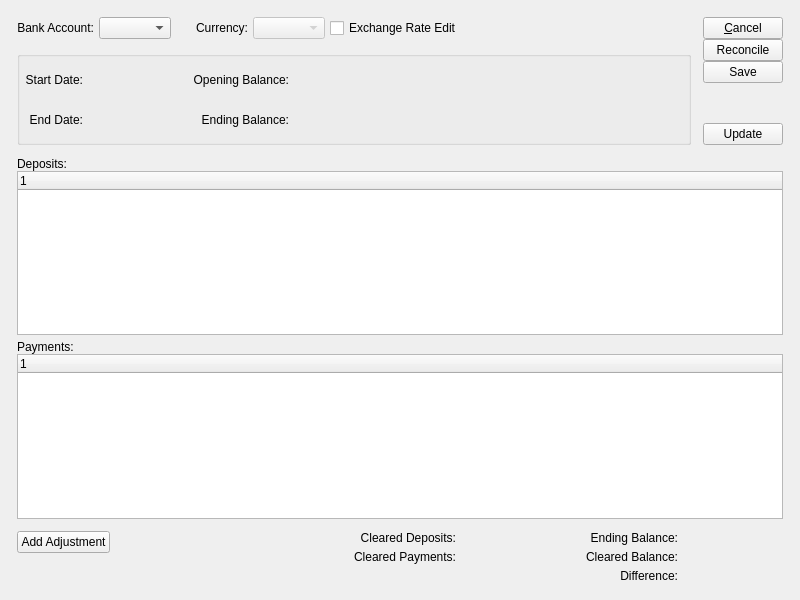
Above: guiclient/reconcileBankaccount.ui from Pegasus-RPG/xtuple-client before the change. Below: the same form after it.
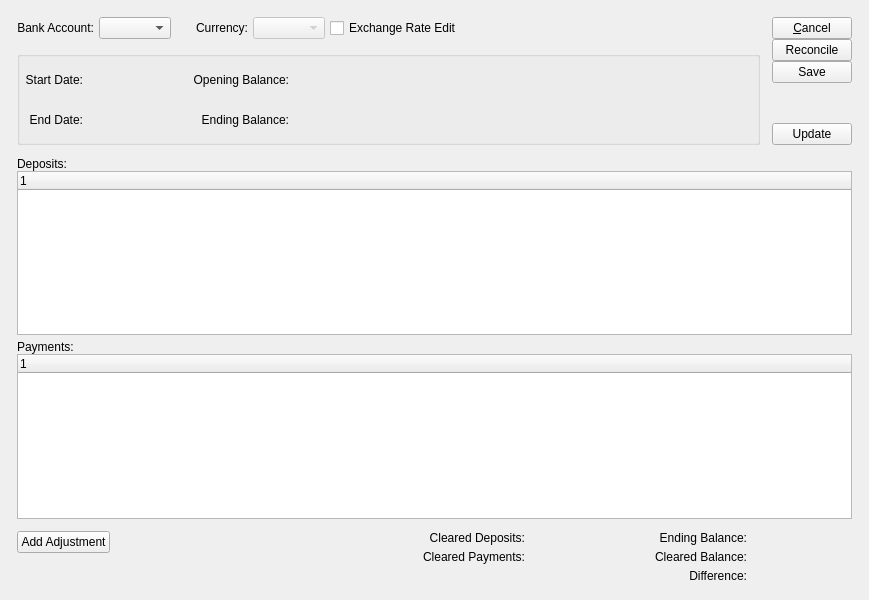
That is the form after the change. Custom widgets are drawn as their Qt base class.

```diff
--- a/guiclient/reconcileBankaccount.ui
+++ b/guiclient/reconcileBankaccount.ui
@@ -13,7 +13,7 @@
    <rect>
     <x>0</x>
     <y>0</y>
-    <width>800</width>
+    <width>869</width>
     <height>600</height>
    </rect>
   </property>
```
Left out of the diff: 2 changed lines with no effect on the pictures.
